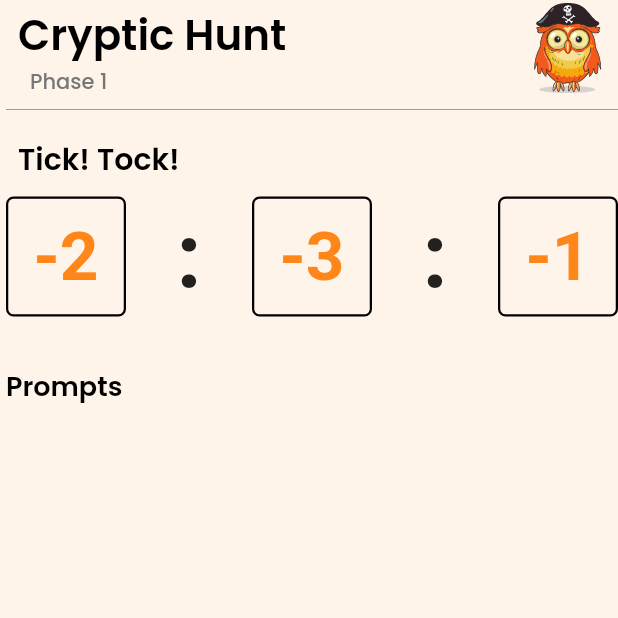
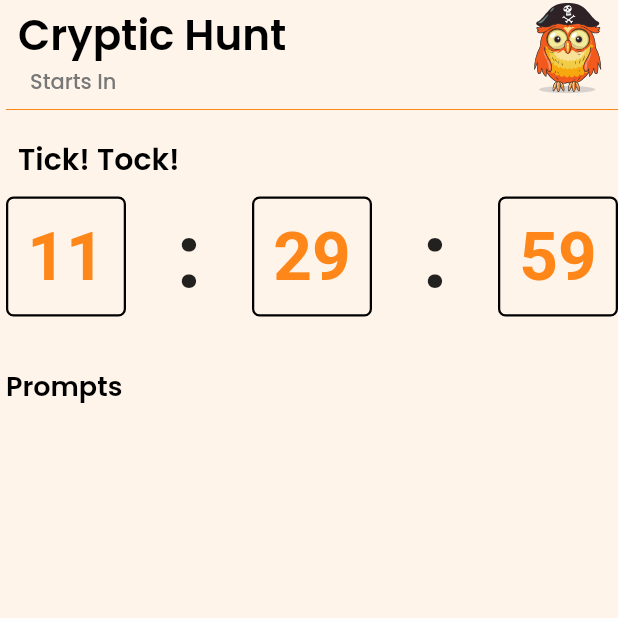
Before and after one commit to ACM-VIT/Cryptic-Hunt-App-23, a Flutter app: the CountDownTimer screen opened directly, on a phone screen of 412 x 824 dp, the top half of it. Run offline on Flutter 3.47's test engine with Material 2 defaults, Android fonts, the phone set to English and light mode, and no system bars; our stand-ins replace dio, firebase_auth, firebase_core, flutter_linkify, flutter_native_splash, flutter_svg and 8 more; missing offline and left inert: clipboard, firebase_auth_web, firebase_core_web, google_sign_in_web, qr_code_scanner, shared_preferences_web; accounts and stored records are empty; network calls fail; project files that could hold a hidden picture were left out.

Commit message:
feat: phase

```diff
--- /dev/null
+++ b/lib/data/phase.dart
@@ -0,0 +1,21 @@
+import 'package:json_annotation/json_annotation.dart';
+
+part 'phase.g.dart';
+
+@JsonSerializable()
+class Phase {
+  Phase(this.changeTrigger, this.currentPhase, this.mainText, this.phaseText,
+      this.time);
+  int currentPhase;
+  int changeTrigger;
+  String phaseText;
+  String mainText;
+  String time;
+
+  factory Phase.fromJson(Map<String, dynamic> json) => _$PhaseFromJson(json);
+
+  /// `toJson` is the convention for a class to declare support for serialization
+  /// to JSON. The implementation simply calls the private, generated
+  /// helper method `_$UserToJson`.
+  Map<String, dynamic> toJson() => _$PhaseToJson(this);
+}
--- a/lib/screens/create_team.dart
+++ b/lib/screens/create_team.dart
@@ -1,3 +1,4 @@
+import 'package:cryptic_hunt/Providers/home_page_notifier.dart';
 import 'package:cryptic_hunt/Providers/team_notifier.dart';
 import 'package:cryptic_hunt/data/team.dart';
 import 'package:cryptic_hunt/screens/navigation_manager.dart';
@@ -86,7 +87,8 @@ class TeamCodeForm extends StatelessWidget {
         const SizedBox(height: 45),
         ElevatedButton(
           onPressed: () {
-            Navigator.pushNamed(context, NavigationManager.id);
+            Provider.of<HomePageNotifier>(context, listen: false)
+                .changeState(HomePageState.loggedIn);
           },
           style: ElevatedButton.styleFrom(
             primary: const Color(0xFFFF7A01),
--- a/lib/widgets/countdown_timer.dart
+++ b/lib/widgets/countdown_timer.dart
@@ -1,3 +1,6 @@
+import 'dart:math';
+
+import 'package:cryptic_hunt/Providers/phase_notifier.dart';
 import 'package:cryptic_hunt/Providers/question_group_list_notifier.dart';
 import 'package:cryptic_hunt/screens/leaderboard_page.dart';
 import 'package:cryptic_hunt/widgets/questionGroupList.dart';
@@ -16,6 +19,55 @@ class CountDownTimer extends StatefulWidget {
 }
 
 class _CountDownTimerState extends State<CountDownTimer> {
+  @override
+  Widget build(BuildContext context) {
+    return Scaffold(
+      // backgroundColor: const Color.fromARGB(255, 244, 234, 1),
+      body: SafeArea(
+        child: Padding(
+          padding: const EdgeInsets.only(left: 4),
+          child: Column(
+            crossAxisAlignment: CrossAxisAlignment.start,
+            // mainAxisAlignment: MainAxisAlignment.spaceEvenly,
+            children: [
+              Consumer<PhaseNotifier>(
+                builder: (context, value, child) => PhaseTimer(notifier: value),
+              ),
+              Padding(
+                padding: EdgeInsets.only(top: 33, bottom: 20),
+                child: Text(
+                  "Prompts",
+                  style: Theme.of(context)
+                      .textTheme
+                      .headline1
+                      ?.copyWith(fontSize: 18),
+                ),
+              ),
+              Expanded(
+                  child: ChangeNotifierProvider(
+                create: (context) => QuestionGroupListNotifier(),
+                builder: (context, child) => QuestionGroupList(
+                    state: Provider.of<QuestionGroupListNotifier>(
+                  context,
+                )),
+              ))
+            ],
+          ),
+        ),
+      ),
+    );
+  }
+}
+
+class PhaseTimer extends StatefulWidget {
+  PhaseTimer({super.key, required this.notifier});
+  PhaseNotifier notifier;
+
+  @override
+  State<PhaseTimer> createState() => _PhaseTimerState();
+}
+
+class _PhaseTimerState extends State<PhaseTimer> {
   Timer? countDown;
   Duration myDuration = const Duration(seconds: 0);
 
@@ -26,12 +78,25 @@ class _CountDownTimerState extends State<CountDownTimer> {
 
   @override
   void initState() {
-    startTimer();
+    widget.notifier.phaseStream().listen((event) {
+      // print("------------yygvu--------");
+      // print(DateTime.parse(event.time).day);
+      startTimer(DateTime.parse(event.time));
+      // startTimer(DateTime(22, 10, 2));
+      // print(DateTime(22, 10, 2).difference(DateTime.now()));
+    });
+    print("initState");
+    // startTimer(DateTime.parse(widget.notifier.phase?.time ??
+    //     DateTime(2022, 10, 2).toIso8601String()));
+    startTimer(DateTime(2022, 9, 30, 8));
+
     super.initState();
   }
 
-  void startTimer() {
-    myDuration = DateTime(2022, 9, 25, 8).difference(DateTime.now());
+  void startTimer(DateTime target) {
+    if (countDown != null) countDown!.cancel();
+    myDuration = target.difference(DateTime.now());
+    print("myDuratin $myDuration");
     countDown =
         Timer.periodic(const Duration(seconds: 1), (_) => setCountDown());
   }
@@ -45,27 +110,13 @@ class _CountDownTimerState extends State<CountDownTimer> {
     }
   }
 
-  int index = 0;
-  final pages = [
-    // const MyHomePage(),
-    const CountDownTimer(),
-    const LeaderboardPage()
-  ];
-
   @override
   Widget build(BuildContext context) {
-    int hours = myDuration.inHours;
-    int minutes = myDuration.inMinutes.remainder(60);
-    int seconds = myDuration.inSeconds.remainder(60);
-
-    return Scaffold(
-      // backgroundColor: const Color.fromARGB(255, 244, 234, 1),
-      body: SafeArea(
-        child: Padding(
-          padding: const EdgeInsets.only(left: 4),
-          child: Column(
+    int hours = max(myDuration.inHours, 0);
+    int minutes = max(myDuration.inMinutes.remainder(60), 0);
+    int seconds = max(myDuration.inSeconds.remainder(60), 0);
+    return Column(
       crossAxisAlignment: CrossAxisAlignment.start,
-            // mainAxisAlignment: MainAxisAlignment.spaceEvenly,
       children: [
         Padding(
           padding: const EdgeInsets.symmetric(horizontal: 8.0),
@@ -83,7 +134,7 @@ class _CountDownTimerState extends State<CountDownTimer> {
                   ),
                   Padding(
                     padding: EdgeInsets.symmetric(horizontal: 8.0),
-                          child: Text("Phase 1",
+                    child: Text(widget.notifier.phase?.phaseText ?? "Starts In",
                         style: Theme.of(context).textTheme.subtitle1),
                   ),
                 ],
@@ -110,11 +161,9 @@ class _CountDownTimerState extends State<CountDownTimer> {
         Padding(
           padding: EdgeInsets.symmetric(horizontal: 8.0, vertical: 10.0),
           child: Text(
-                  "Tick! Tock!",
-                  style: Theme.of(context)
-                      .textTheme
-                      .headline1
-                      ?.copyWith(fontSize: 20),
+            widget.notifier.phase?.mainText ?? "Tick! Tock!",
+            style:
+                Theme.of(context).textTheme.headline1?.copyWith(fontSize: 20),
           ),
         ),
         Row(
@@ -140,28 +189,7 @@ class _CountDownTimerState extends State<CountDownTimer> {
             TimeDisplay(seconds),
           ],
         ),
-              Padding(
-                padding: EdgeInsets.only(top: 33, bottom: 20),
-                child: Text(
-                  "Prompts",
-                  style: Theme.of(context)
-                      .textTheme
-                      .headline1
-                      ?.copyWith(fontSize: 18),
-                ),
-              ),
-              Expanded(
-                  child: ChangeNotifierProvider(
-                create: (context) => QuestionGroupListNotifier(),
-                builder: (context, child) => QuestionGroupList(
-                    state: Provider.of<QuestionGroupListNotifier>(
-                  context,
-                )),
-              ))
       ],
-          ),
-        ),
-      ),
     );
   }
 }
```
Also changed, not shown: lib/Providers/home_page_notifier.dart (+7 -0 lines), lib/Providers/phase_notifier.dart (added, +52 -0 lines), lib/networking/ApiService.dart (+21 -0 lines), lib/screens/home_page.dart (+16 -2 lines), lib/data/phase.g.dart (added). Lines whose indentation alone changed are shown as unchanged.
